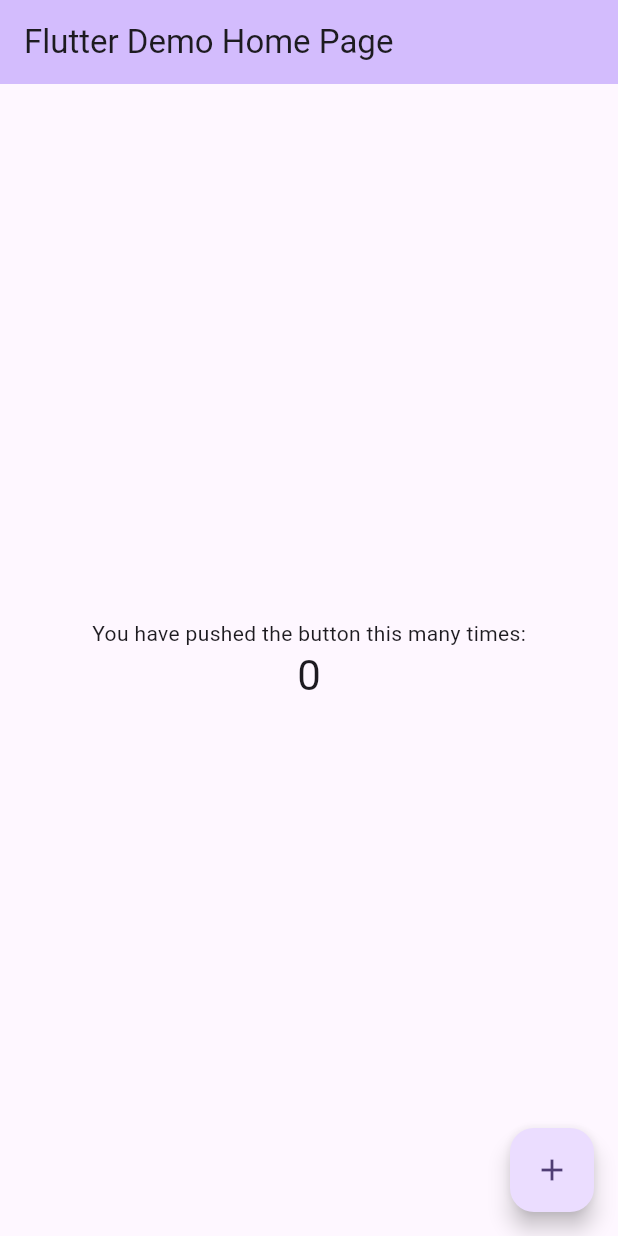
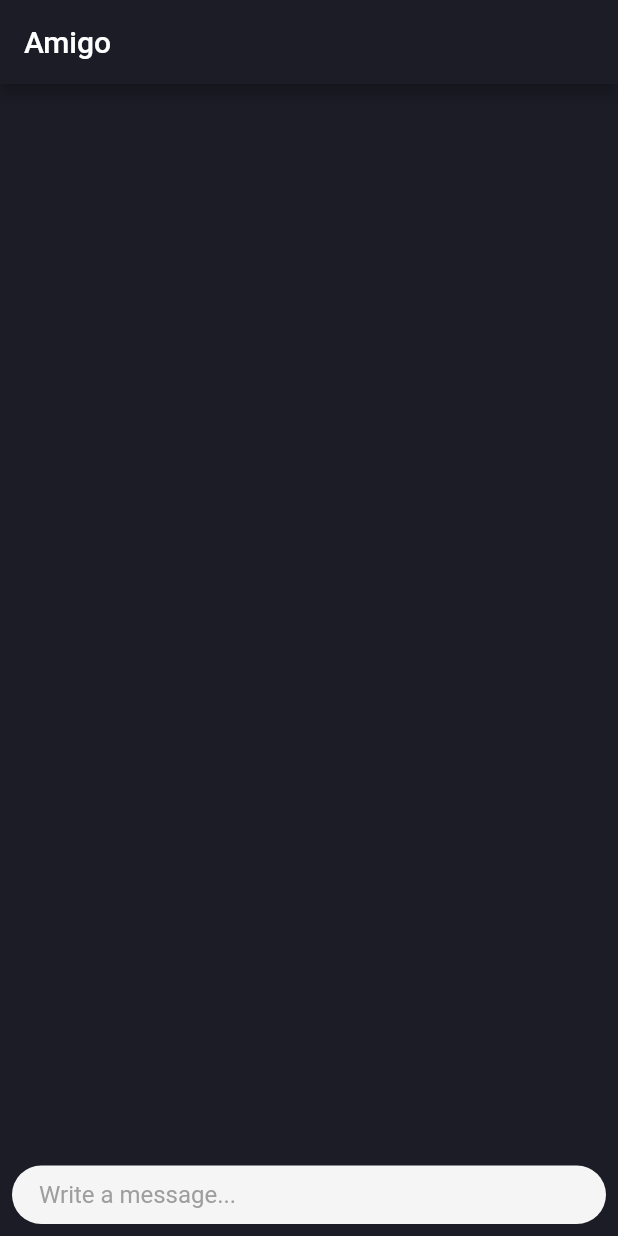
Before and after one commit to asmaembr/Amigo-app, a Flutter app: the screen it shows after launch, on a phone screen of 412 x 824 dp. Run offline on Flutter 3.47's test engine with Material 3 defaults, Android fonts, the phone set to English and light mode, and no system bars; drawn by our look-alikes of dash_chat_2.

Commit message:
changing icon

```diff
--- a/lib/main.dart
+++ b/lib/main.dart
@@ -1,4 +1,5 @@
 import 'package:flutter/material.dart';
+import 'package:amigo/mybot.dart';
 
 void main() {
   runApp(const MyApp());
@@ -7,119 +8,16 @@ void main() {
 class MyApp extends StatelessWidget {
   const MyApp({super.key});
 
-  // This widget is the root of your application.
   @override
   Widget build(BuildContext context) {
     return MaterialApp(
-      title: 'Flutter Demo',
+      debugShowCheckedModeBanner: false,
+      title: 'Amigo',
       theme: ThemeData(
-        // This is the theme of your application.
-        //
-        // TRY THIS: Try running your application with "flutter run". You'll see
-        // the application has a purple toolbar. Then, without quitting the app,
-        // try changing the seedColor in the colorScheme below to Colors.green
-        // and then invoke "hot reload" (save your changes or press the "hot
-        // reload" button in a Flutter-supported IDE, or press "r" if you used
-        // the command line to start the app).
-        //
-        // Notice that the counter didn't reset back to zero; the application
-        // state is not lost during the reload. To reset the state, use hot
-        // restart instead.
-        //
-        // This works for code too, not just values: Most code changes can be
-        // tested with just a hot reload.
-        colorScheme: ColorScheme.fromSeed(seedColor: Colors.deepPurple),
-        useMaterial3: true,
+        colorScheme: ColorScheme.fromSeed(seedColor: Colors.white),
+        useMaterial3: false,
       ),
-      home: const MyHomePage(title: 'Flutter Demo Home Page'),
+      home: ChatBot(),
     );
   }
 }
-
-class MyHomePage extends StatefulWidget {
-  const MyHomePage({super.key, required this.title});
-
-  // This widget is the home page of your application. It is stateful, meaning
-  // that it has a State object (defined below) that contains fields that affect
-  // how it looks.
-
-  // This class is the configuration for the state. It holds the values (in this
-  // case the title) provided by the parent (in this case the App widget) and
-  // used by the build method of the State. Fields in a Widget subclass are
-  // always marked "final".
-
-  final String title;
-
-  @override
-  State<MyHomePage> createState() => _MyHomePageState();
-}
-
-class _MyHomePageState extends State<MyHomePage> {
-  int _counter = 0;
-
-  void _incrementCounter() {
-    setState(() {
-      // This call to setState tells the Flutter framework that something has
-      // changed in this State, which causes it to rerun the build method below
-      // so that the display can reflect the updated values. If we changed
-      // _counter without calling setState(), then the build method would not be
-      // called again, and so nothing would appear to happen.
-      _counter++;
-    });
-  }
-
-  @override
-  Widget build(BuildContext context) {
-    // This method is rerun every time setState is called, for instance as done
-    // by the _incrementCounter method above.
-    //
-    // The Flutter framework has been optimized to make rerunning build methods
-    // fast, so that you can just rebuild anything that needs updating rather
-    // than having to individually change instances of widgets.
-    return Scaffold(
-      appBar: AppBar(
-        // TRY THIS: Try changing the color here to a specific color (to
-        // Colors.amber, perhaps?) and trigger a hot reload to see the AppBar
-        // change color while the other colors stay the same.
-        backgroundColor: Theme.of(context).colorScheme.inversePrimary,
-        // Here we take the value from the MyHomePage object that was created by
-        // the App.build method, and use it to set our appbar title.
-        title: Text(widget.title),
-      ),
-      body: Center(
-        // Center is a layout widget. It takes a single child and positions it
-        // in the middle of the parent.
-        child: Column(
-          // Column is also a layout widget. It takes a list of children and
-          // arranges them vertically. By default, it sizes itself to fit its
-          // children horizontally, and tries to be as tall as its parent.
-          //
-          // Column has various properties to control how it sizes itself and
-          // how it positions its children. Here we use mainAxisAlignment to
-          // center the children vertically; the main axis here is the vertical
-          // axis because Columns are vertical (the cross axis would be
-          // horizontal).
-          //
-          // TRY THIS: Invoke "debug painting" (choose the "Toggle Debug Paint"
-          // action in the IDE, or press "p" in the console), to see the
-          // wireframe for each widget.
-          mainAxisAlignment: MainAxisAlignment.center,
-          children: <Widget>[
-            const Text(
-              'You have pushed the button this many times:',
-            ),
-            Text(
-              '$_counter',
-              style: Theme.of(context).textTheme.headlineMedium,
-            ),
-          ],
-        ),
-      ),
-      floatingActionButton: FloatingActionButton(
-        onPressed: _incrementCounter,
-        tooltip: 'Increment',
-        child: const Icon(Icons.add),
-      ), // This trailing comma makes auto-formatting nicer for build methods.
-    );
-  }
-}
--- /dev/null
+++ b/lib/mybot.dart
@@ -0,0 +1,80 @@
+import 'dart:convert';
+
+import 'package:dash_chat_2/dash_chat_2.dart';
+import 'package:flutter/material.dart';
+import 'package:http/http.dart' as http;
+
+class ChatBot extends StatefulWidget {
+  const ChatBot({super.key});
+
+  @override
+  State<ChatBot> createState() => _ChatBotState();
+}
+
+class _ChatBotState extends State<ChatBot> {
+  ChatUser myself = ChatUser(id: "1", firstName: "YOU");
+  ChatUser bot = ChatUser(id: "2", firstName: "Amigo");
+  List<ChatMessage> messages = [];
+  List<ChatUser> typing = [];
+
+  final url =
+      'https://generativelanguage.googleapis.com/v1beta/models/gemini-pro:generateContent?key=AIzaSyC6Me5NCA6Q44YZV884YNN0YBbqcsLdc4E';
+  final header = {'Content-Type': 'application/json'};
+
+  getData(ChatMessage m) async {
+    typing.add(bot);
+    messages.insert(0, m);
+    setState(() {});
+
+    var data = {
+      "contents": [
+        {
+          "parts": [
+            {"text": m.text}
+          ]
+        }
+      ]
+    };
+    await http
+        .post(Uri.parse(url), headers: header, body: jsonEncode(data))
+        .then((value) {
+      if (value.statusCode == 200) {
+        var result = jsonDecode(value.body);
+        ChatMessage m1 = ChatMessage(
+          user: bot,
+          createdAt: DateTime.now(),
+          text: result["candidates"][0]["content"]["parts"][0]["text"],
+        );
+        messages.insert(0, m1);
+      } else {
+        print("Error Occurred");
+      }
+    }).catchError((e) {});
+    typing.remove(bot);
+    setState(() {});
+  }
+
+  @override
+  Widget build(BuildContext context) {
+    return Scaffold(
+      appBar: AppBar(
+        title: const Text('Amigo'),
+        backgroundColor: Color.fromARGB(255, 27, 28, 38),
+      ),
+      backgroundColor: Color.fromARGB(255, 27, 28, 38),
+      body: DashChat(
+        messageOptions: const MessageOptions(
+          showTime: false,
+          textColor: Colors.white,
+          containerColor: Color(0xFF35374B),
+        ),
+        typingUsers: typing,
+        currentUser: myself,
+        onSend: (ChatMessage m) {
+          getData(m);
+        },
+        messages: messages,
+      ),
+    );
+  }
+}
--- a/pubspec.yaml
+++ b/pubspec.yaml
@@ -35,6 +35,8 @@ dependencies:
   # The following adds the Cupertino Icons font to your application.
   # Use with the CupertinoIcons class for iOS style icons.
   cupertino_icons: ^1.0.2
+  dash_chat_2: ^0.0.20
+  http: ^1.2.0
 
 dev_dependencies:
   flutter_test:
```
Also changed, not shown: pubspec.lock, 11 other files.
